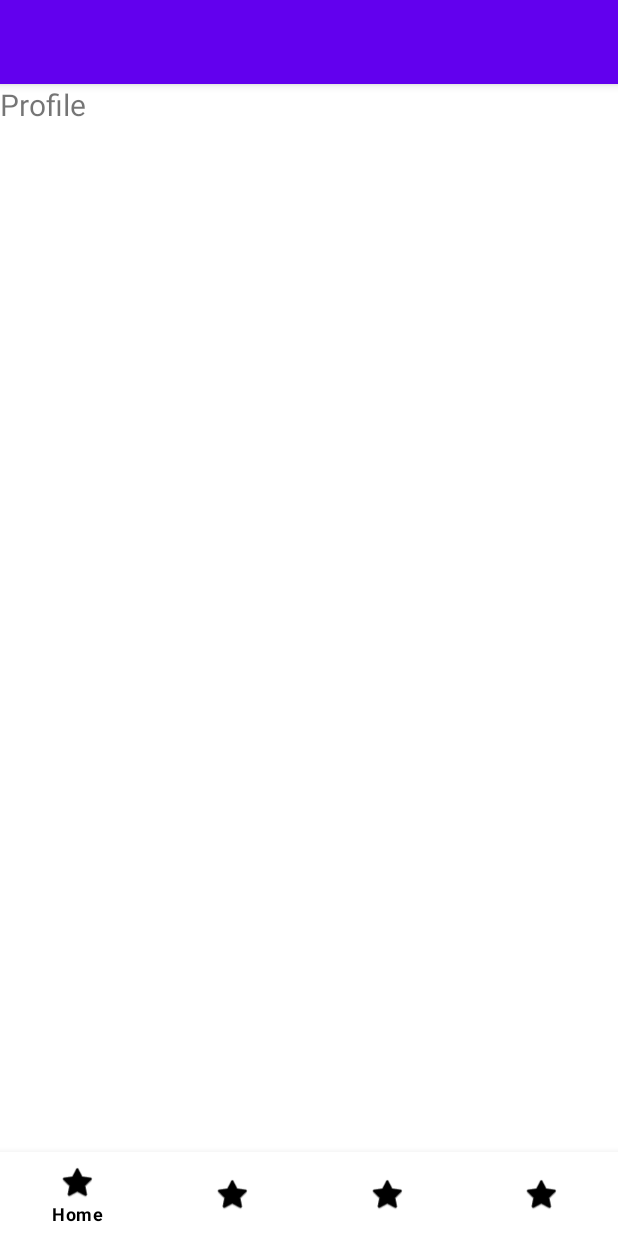
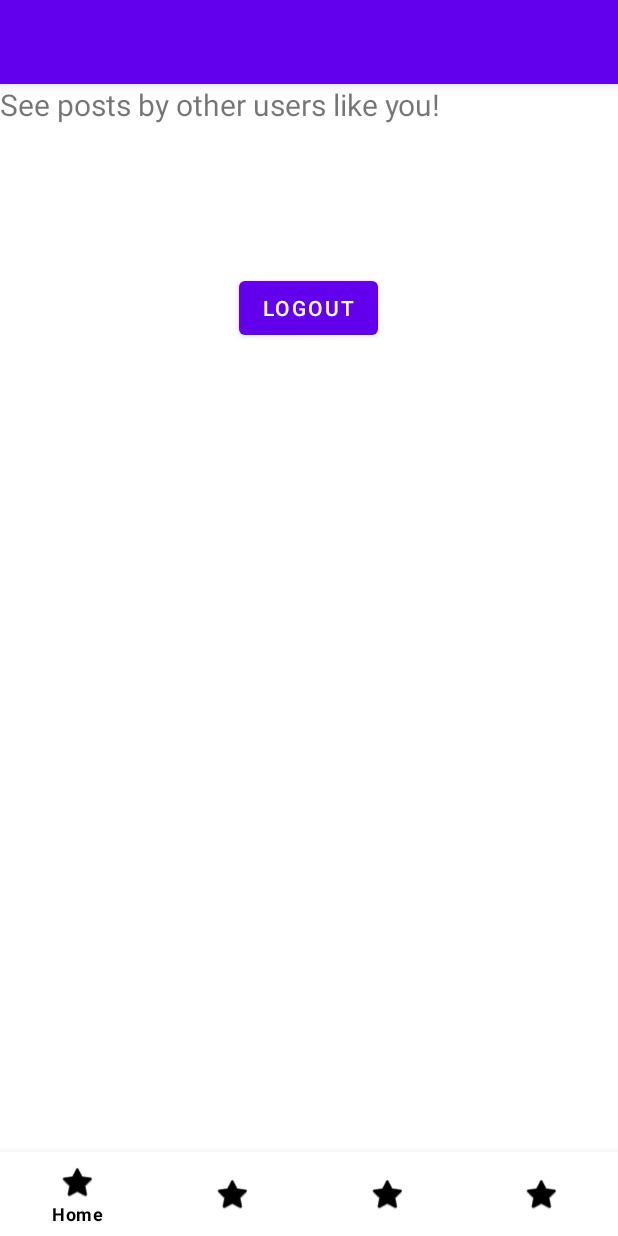
Before and after one commit to CodePath-Spring-2021/Notecook, an Android app: the fragment ProfileFragment placed in its activity, on a phone screen of 412 x 824 dp. Run offline under Robolectric (Android 15) with nearby library versions, the phone set to English and light mode, and no system bars; libraries missing offline, so code that uses them is left out: com.parse; pictures from the network do not load; 5 statements that could not run were skipped.

Commit message:
Update with Login/Logout

```diff
--- a/app/src/main/AndroidManifest.xml
+++ b/app/src/main/AndroidManifest.xml
@@ -24,13 +24,15 @@
                 android:resource="@xml/fileprovider" />
         </provider>
 
-        <activity android:name=".MainActivity">
+        <activity android:name=".LoginActivity">
             <intent-filter>
                 <action android:name="android.intent.action.MAIN" />
 
                 <category android:name="android.intent.category.LAUNCHER" />
             </intent-filter>
         </activity>
+        <activity android:name=".MainActivity">
+        </activity>
     </application>
 
 </manifest>
--- a/app/src/main/java/com/example/notecook/Fragments/ProfileFragment.java
+++ b/app/src/main/java/com/example/notecook/Fragments/ProfileFragment.java
@@ -2,6 +2,8 @@ package com.example.notecook.Fragments;
 
 import android.os.Bundle;
 
+import androidx.annotation.NonNull;
+import androidx.annotation.Nullable;
 import androidx.fragment.app.Fragment;
 
 import android.view.LayoutInflater;
@@ -9,6 +11,13 @@ import android.view.View;
 import android.view.ViewGroup;
 
 import com.example.notecook.R;
+
+import android.content.DialogInterface;
+import android.content.Intent;
+import androidx.appcompat.app.AlertDialog;
+import android.widget.Button;
+import com.example.notecook.LoginActivity;
+import com.parse.ParseUser;
 
 /**
  * A simple {@link Fragment} subclass.
@@ -48,4 +57,38 @@ public class ProfileFragment extends Fragment {
         // Inflate the layout for this fragment
         return inflater.inflate(R.layout.fragment_profile, container, false);
     }
+
+    @Override
+    public void onViewCreated(@NonNull View view, @Nullable Bundle savedInstanceState) {
+        super.onViewCreated(view, savedInstanceState);
+
+        Button Logout = view.findViewById(R.id.buttonLogout);
+
+        Intent in = getActivity().getIntent();
+        String string = in.getStringExtra("message");
+        Logout.setOnClickListener(new View.OnClickListener() {
+            @Override
+            public void onClick(View v) {
+                AlertDialog.Builder builder = new AlertDialog.Builder(v.getContext());
+                builder.setTitle("Confirm Logout").
+                        setMessage("Are you sure you want to logout?");
+                builder.setPositiveButton("Yes",
+                        new DialogInterface.OnClickListener() {
+                            public void onClick(DialogInterface dialog, int id) {
+                                ParseUser.logOut();
+                                Intent i = new Intent(getActivity(), LoginActivity.class);
+                                startActivity(i);
+                            }
+                        });
+                builder.setNegativeButton("No",
+                        new DialogInterface.OnClickListener() {
+                            public void onClick(DialogInterface dialog, int id) {
+                                dialog.cancel();
+                            }
+                        });
+                AlertDialog alert11 = builder.create();
+                alert11.show();
+            }
+        });
+    }
 }
--- a/app/src/main/java/com/example/notecook/MainActivity.java
+++ b/app/src/main/java/com/example/notecook/MainActivity.java
@@ -24,7 +24,6 @@ public class MainActivity extends AppCompatActivity {
     public static final String TAG = "MainActivity";
     private final int REQUEST_CODE = 20;
     private BottomNavigationView bottomNavigationView;
-    private FrameLayout flContainer;
     final FragmentManager fragmentManager = getSupportFragmentManager();
 
     @Override
@@ -37,6 +36,7 @@ public class MainActivity extends AppCompatActivity {
         // Adding logo drawables to Action Bar
         ActionBar actionBar = getSupportActionBar();
         actionBar.setDisplayShowHomeEnabled(true);
+        //actionBar.setLogo(R.drawable.nav_logo_whiteout);
         actionBar.setDisplayUseLogoEnabled(true);
         actionBar.setDisplayShowTitleEnabled(false);
 
--- a/app/src/main/res/layout/fragment_profile.xml
+++ b/app/src/main/res/layout/fragment_profile.xml
@@ -1,14 +1,25 @@
 <?xml version="1.0" encoding="utf-8"?>
-<RelativeLayout
-    xmlns:android="http://schemas.android.com/apk/res/android" android:layout_width="match_parent"
-    android:layout_height="match_parent">
+<RelativeLayout xmlns:android="http://schemas.android.com/apk/res/android"
+    xmlns:tools="http://schemas.android.com/tools"
+    android:layout_width="match_parent"
+    android:layout_height="match_parent"
+    tools:context=".Fragments.ProfileFragment">
 
     <!-- TODO: Update blank fragment layout -->
     <TextView
         android:id="@+id/tvMessage"
         android:layout_width="match_parent"
         android:layout_height="match_parent"
-        android:text="Profile"
+        android:text="@string/message"
         android:textSize="20sp" />
 
+    <Button
+        android:id="@+id/buttonLogout"
+        android:layout_width="wrap_content"
+        android:layout_height="wrap_content"
+        android:layout_alignParentTop="true"
+        android:layout_centerHorizontal="true"
+        android:layout_marginTop="125dp"
+        android:text="Logout" />
+
 </RelativeLayout>
```
Also changed, not shown: app/src/main/java/com/example/notecook/LoginActivity.java (added, +109 -0 lines), app/src/main/java/com/example/notecook/ParseApplication.java (+10 -0 lines), app/src/main/res/layout/activity_login.xml (added, +63 -0 lines), 1 other file.
